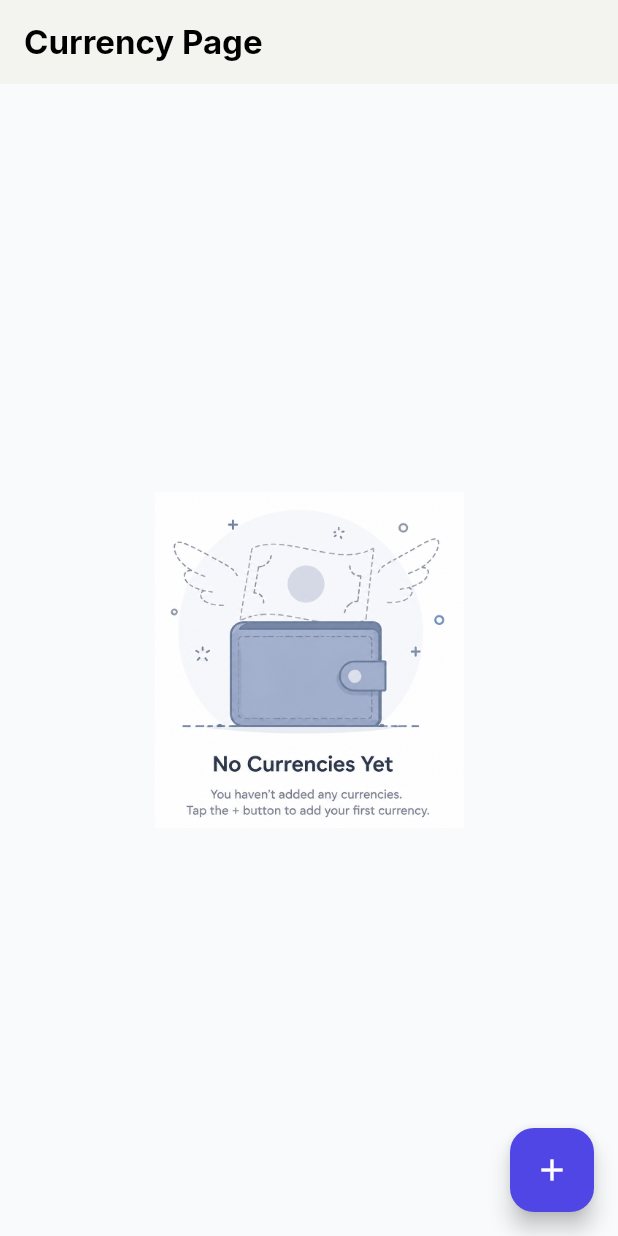
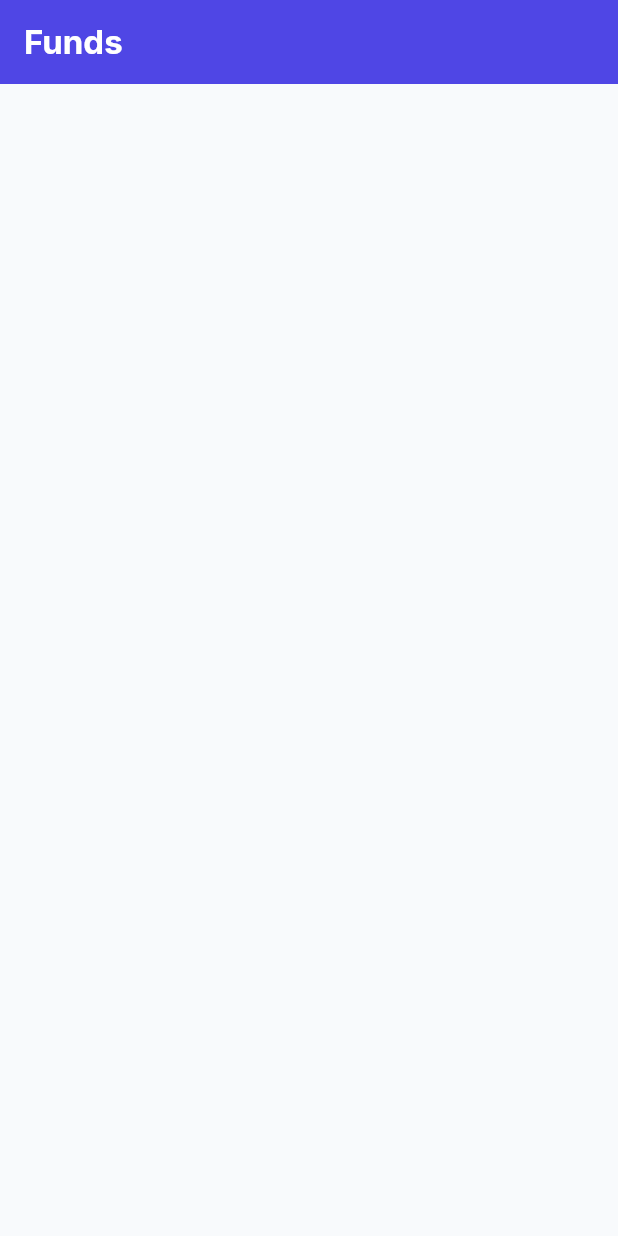
Before and after one commit to Codavina/myMoney, a Flutter app: the screen it shows after launch, on a phone screen of 412 x 824 dp. Run offline on Flutter 3.47's test engine with Material 3 defaults, Android fonts, the phone set to English and light mode, and no system bars; our stand-ins replace device_preview, flutter_bloc, sqflite, sqflite_common_ffi; missing offline and left inert: svg_flutter; accounts and stored records are empty.

```diff
--- a/lib/core/constants/app_assets.dart
+++ b/lib/core/constants/app_assets.dart
@@ -13,7 +13,7 @@ static const String saudiArabiaFlag='assets/images/flags/sa.svg';
 static const String tunisiaFlag='assets/images/flags/tn.svg';
 static const String turkeyFlag='assets/images/flags/tr.svg';
 static const String usFlag='assets/images/flags/us.svg';
-static const String unknownCurrency='assets/images/flags/us.svg';
+static const String unknownCurrency='assets/images/flags/unknown.svg';
 
 ///Currency images
 static const String currency96='assets/images/currency/currency96.png';
--- a/lib/core/widgets/app_confirm_dialog.dart
+++ b/lib/core/widgets/app_confirm_dialog.dart
@@ -13,6 +13,7 @@ class AppConfirmDialog extends StatelessWidget {
   @override
   Widget build(BuildContext context) {
     return AlertDialog(
+      backgroundColor: Colors.white,
       title: Text(title),
       content: Text(message),
       actions: [
--- a/lib/features/currency_screen/widgets/currency_dialog.dart
+++ b/lib/features/currency_screen/widgets/currency_dialog.dart
@@ -23,6 +23,12 @@ class _CurrencyDialogState extends State<CurrencyDialog> {
     if (widget.currency != null) {
       _titleController.text = widget.currency!.currencyCode;
     }
+  }
+
+  @override
+  void dispose() {
+      super.dispose();
+      _titleController.dispose();
   }
 
   @override
--- a/lib/features/currency_screen/widgets/currency_listview.dart
+++ b/lib/features/currency_screen/widgets/currency_listview.dart
@@ -13,17 +13,14 @@ class CurrencyListView extends StatelessWidget {
 
   final List<CurrencyModel> currencies;
 
-  Future<void> _confirmDelete(
-      BuildContext context,
-      CurrencyModel currency,
-      ) async {
+  Future<void> _confirmDelete(BuildContext context,CurrencyModel currency,) async {
     final cubit = context.read<CurrencyCubit>();
 
     final confirmed = await showDialog<bool>(
       context: context,
       builder: (_) => AppConfirmDialog(
         title: 'Delete Currency',
-        message: 'Are you sure you want to delete "${currency.currencyCode}"?',
+        message: 'Are you sure you want to delete "${currency.currencyCode.toUpperCase()}"?',
       ),
     );
 
--- /dev/null
+++ b/lib/features/fund_screen/found_screen.dart
@@ -0,0 +1,12 @@
+import 'package:flutter/material.dart';
+
+class FoundScreen extends StatelessWidget {
+  const FoundScreen({super.key});
+
+  @override
+  Widget build(BuildContext context) {
+    return Scaffold(
+      appBar: AppBar(title: const Text('Funds'),),
+    );
+  }
+}
--- a/lib/main.dart
+++ b/lib/main.dart
@@ -5,6 +5,7 @@ import 'package:flutter_bloc/flutter_bloc.dart';
 import 'package:my_money/core/cubit/currency/currency_cubit.dart';
 import 'package:my_money/core/cubit/fund/fund_cubit.dart';
 import 'package:my_money/core/cubit/transaction/transaction_cubit.dart';
+import 'package:my_money/features/fund_screen/found_screen.dart';
 import 'package:sqflite_common_ffi/sqflite_ffi.dart';
 import 'core/database/app_database.dart';
 import 'core/repositories/currency_repository.dart';
@@ -73,7 +74,7 @@ class MyMoneyApp extends StatelessWidget {
         theme: AppTheme.light,
         darkTheme: AppTheme.dark,
         themeMode: ThemeMode.system,
-        home: const CurrencyScreen(),
+        home: const FoundScreen(),
       ),
     );
   }
```
Also changed, not shown: assets/images/flags/unknown.svg (added).
